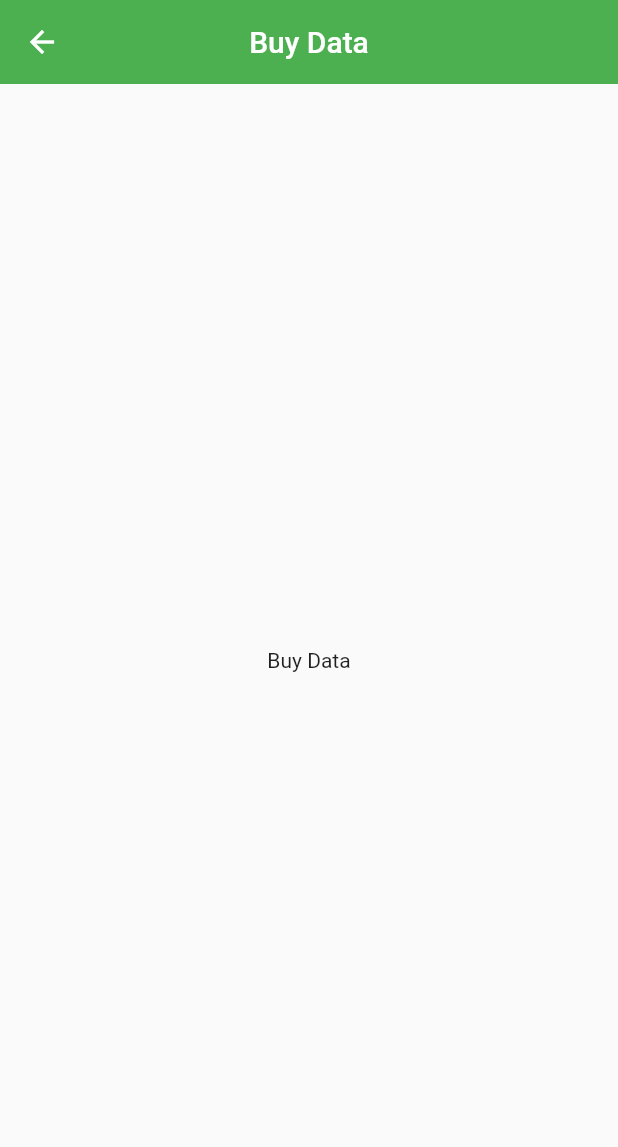
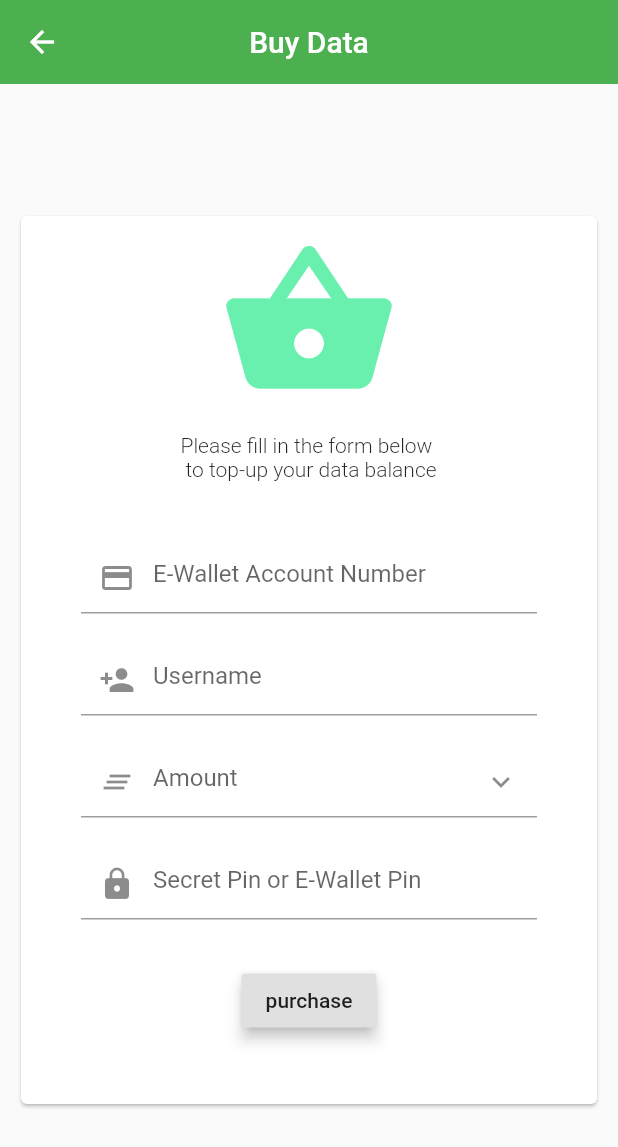
Before and after one commit to Fstackdevio/Netsurf_V1, a Flutter app: the BuyScreen screen opened directly, on a phone screen of 412 x 824 dp. Shown: the top 1147 px of the screen. Run offline on Flutter 3.47's test engine with Material 2 defaults, Android fonts, the phone set to English and light mode, and no system bars.

Commit message:
buy data content

```diff
--- a/netsurf/lib/pages/buy_data.dart
+++ b/netsurf/lib/pages/buy_data.dart
@@ -16,7 +16,82 @@ class _BuyScreenState extends State<BuyScreen> {
         centerTitle: true,
       ),
       body: Center(
-        child: Text('Buy Data'),
+        child: new SingleChildScrollView(
+            child: new Container(
+          padding: EdgeInsets.only(
+            left: 10.0,
+            right: 10.0,
+          ),
+          child: new SizedBox(
+            height: 600.0,
+            width: double.infinity,
+            child: new Card(
+              child: new Column(
+                children: <Widget>[
+                  new Padding(
+                    padding: const EdgeInsets.only(top: 10.0, bottom: 15.0),
+                    child: Icon(
+                      Icons.shopping_basket,
+                      color: Colors.greenAccent,
+                      size: 120.0,
+                    ),
+                  ),
+                  new Text(
+                    "Please fill in the form below \n to top-up your data balance",
+                    style: new TextStyle(fontWeight: FontWeight.w300),
+                  ),
+                  new Padding(
+                    padding: const EdgeInsets.only(
+                        left: 40.0, right: 40.0, top: 40.0, bottom: 10.0),
+                    child: new TextField(
+                      decoration: InputDecoration(
+                          prefixIcon: Icon(Icons.credit_card),
+                          hintText: 'E-Wallet Account Number'),
+                    ),
+                  ),
+                  new Padding(
+                    padding: const EdgeInsets.only(
+                        left: 40.0, right: 40.0, top: 10.0, bottom: 10.0),
+                    child: new TextField(
+                      decoration: InputDecoration(
+                          prefixIcon: Icon(Icons.person_add),
+                          hintText: 'Username'),
+                    ),
+                  ),
+                  new Padding(
+                    padding: const EdgeInsets.only(
+                        left: 40.0, right: 40.0, top: 10.0, bottom: 10.0),
+                    child: new TextField(
+                      decoration: InputDecoration(
+                          prefixIcon: Icon(Icons.clear_all),
+                          suffixIcon: Icon(Icons.expand_more),
+                          hintText: 'Amount'),
+                    ),
+                  ),
+                  new Padding(
+                    padding: const EdgeInsets.only(
+                        left: 40.0, right: 40.0, top: 10.0, bottom: 10.0),
+                    child: new TextField(
+                      decoration: InputDecoration(
+                          prefixIcon: Icon(Icons.lock),
+                          hintText: 'Secret Pin or E-Wallet Pin'),
+                    ),
+                  ),
+                  new Container(
+                    padding: EdgeInsets.only(top: 20.0, bottom: 20.0),
+                    child: new Center(
+                        child: new RaisedButton(
+                      child: const Text("purchase"),
+                      elevation: 4.0,
+                      onPressed: () => null,
+                      splashColor: Colors.green
+                    )),
+                  )
+                ],
+              ),
+            ),
+          ),
+        )),
       ),
     );
   }
```
